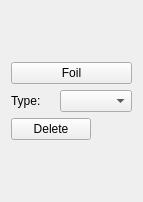
Qt form ui_files/ui_foil_widget.ui (JYU-IBA/potku) before a commit.
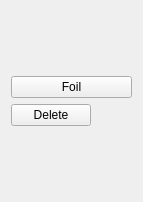
The same form after that commit.

Diff of the .ui file:
```diff
--- a/ui_files/ui_foil_widget.ui
+++ b/ui_files/ui_foil_widget.ui
@@ -36,23 +36,6 @@
        </property>
       </widget>
      </item>
-     <item>
-      <layout class="QHBoxLayout" name="horizontalLayout_5">
-       <item>
-        <widget class="QLabel" name="label">
-         <property name="text">
-          <string>Type:</string>
-         </property>
-        </widget>
-       </item>
-       <item>
-        <widget class="QComboBox" name="comboBox"/>
-       </item>
-      </layout>
-     </item>
-     <item>
-      <layout class="QHBoxLayout" name="dimensionLayout"/>
-     </item>
      <item>
       <layout class="QHBoxLayout" name="horizontalLayout_6">
        <item>
```
